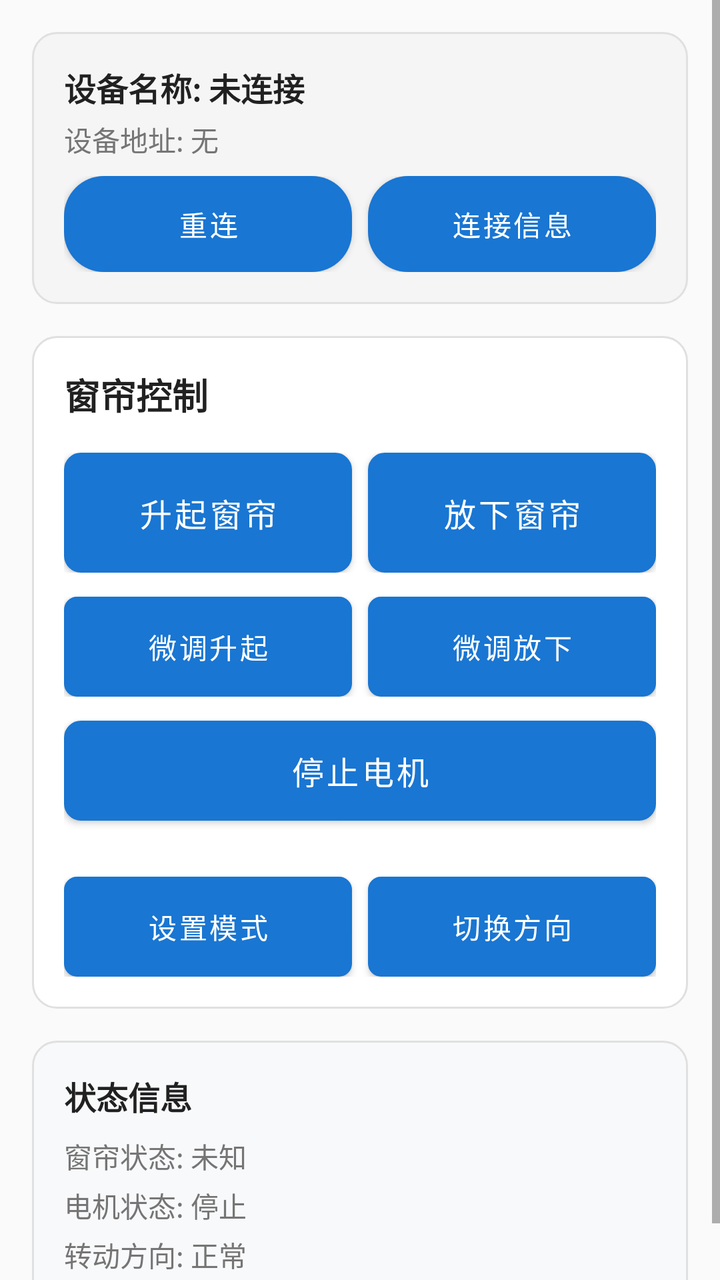
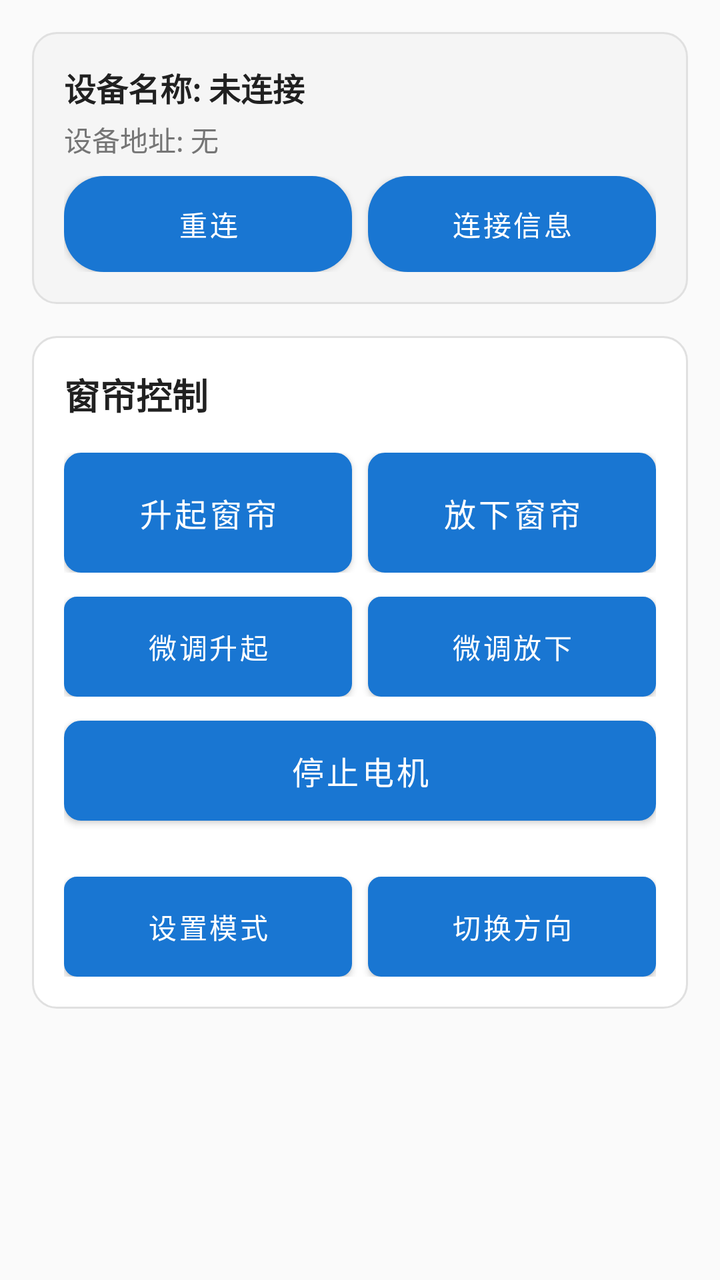

Two renders of the same Android screen: before a commit and after it. Below are the layout's source before the change and the commit's diff.
<!-- AndroidManifest.xml: application theme Theme.RollerBlindController -->
<!-- res/layout/activity_main.xml -->
<?xml version="1.0" encoding="utf-8"?>
<ScrollView xmlns:android="http://schemas.android.com/apk/res/android"
    xmlns:app="http://schemas.android.com/apk/res-auto"
    android:layout_width="match_parent"
    android:layout_height="match_parent"
    android:background="@color/background_color">

    <LinearLayout
        android:layout_width="match_parent"
        android:layout_height="wrap_content"
        android:orientation="vertical"
        android:padding="16dp">

        
        <LinearLayout
            android:layout_width="match_parent"
            android:layout_height="wrap_content"
            android:background="@drawable/device_info_background"
            android:orientation="vertical"
            android:padding="16dp"
            android:layout_marginBottom="16dp">

            <TextView
                android:id="@+id/tv_device_name"
                android:layout_width="match_parent"
                android:layout_height="wrap_content"
                android:text="设备名称: 未连接"
                android:textColor="@color/text_primary"
                android:textSize="16sp"
                android:textStyle="bold" />

            <TextView
                android:id="@+id/tv_device_address"
                android:layout_width="match_parent"
                android:layout_height="wrap_content"
                android:text="设备地址: 无"
                android:textColor="@color/text_secondary"
                android:textSize="14sp"
                android:layout_marginTop="4dp" />

            <LinearLayout
                android:layout_width="match_parent"
                android:layout_height="wrap_content"
                android:orientation="horizontal"
                android:layout_marginTop="8dp">

                <Button
                    android:id="@+id/btn_reconnect"
                    android:layout_width="0dp"
                    android:layout_height="wrap_content"
                    android:layout_weight="1"
                    android:layout_marginEnd="8dp"
                    android:text="重连"
                    android:background="@drawable/button_background_default" />

                <Button
                    android:id="@+id/btn_phy_info"
                    android:layout_width="0dp"
                    android:layout_height="wrap_content"
                    android:layout_weight="1"
                    android:text="连接信息"
                    android:background="@drawable/button_background_default" />

            </LinearLayout>

        </LinearLayout>

        
        <LinearLayout
            android:layout_width="match_parent"
            android:layout_height="wrap_content"
            android:background="@drawable/control_background"
            android:orientation="vertical"
            android:padding="16dp"
            android:layout_marginBottom="16dp">

            <TextView
                android:layout_width="match_parent"
                android:layout_height="wrap_content"
                android:text="窗帘控制"
                android:textColor="@color/text_primary"
                android:textSize="18sp"
                android:textStyle="bold"
                android:layout_marginBottom="16dp" />

            
            <LinearLayout
                android:layout_width="match_parent"
                android:layout_height="wrap_content"
                android:orientation="vertical"
                android:layout_marginBottom="16dp">

                
                <LinearLayout
                    android:layout_width="match_parent"
                    android:layout_height="wrap_content"
                    android:orientation="horizontal"
                    android:layout_marginBottom="12dp">

                    <Button
                        android:id="@+id/btn_curtain_up"
                        android:layout_width="0dp"
                        android:layout_height="60dp"
                        android:layout_weight="1"
                        android:layout_marginEnd="8dp"
                        android:text="升起窗帘"
                        android:textSize="16sp"
                        android:background="@drawable/button_background_up" />

                    <Button
                        android:id="@+id/btn_curtain_down"
                        android:layout_width="0dp"
                        android:layout_height="60dp"
                        android:layout_weight="1"
                        android:text="放下窗帘"
                        android:textSize="16sp"
                        android:background="@drawable/button_background_down" />

                </LinearLayout>

                
                <LinearLayout
                    android:layout_width="match_parent"
                    android:layout_height="wrap_content"
                    android:orientation="horizontal"
                    android:layout_marginBottom="12dp">

                    <Button
                        android:id="@+id/btn_curtain_left"
                        android:layout_width="0dp"
                        android:layout_height="50dp"
                        android:layout_weight="1"
                        android:layout_marginEnd="8dp"
                        android:text="微调升起"
                        android:textSize="14sp"
                        android:background="@drawable/button_background_left" />

                    <Button
                        android:id="@+id/btn_curtain_right"
                        android:layout_width="0dp"
                        android:layout_height="50dp"
                        android:layout_weight="1"
                        android:text="微调放下"
                        android:textSize="14sp"
                        android:background="@drawable/button_background_right" />

                </LinearLayout>

                
                <Button
                    android:id="@+id/btn_curtain_stop"
                    android:layout_width="match_parent"
                    android:layout_height="50dp"
                    android:text="停止电机"
                    android:textSize="16sp"
                    android:background="@drawable/button_background_stop"
                    android:layout_marginBottom="12dp" />

            </LinearLayout>

            
            <LinearLayout
                android:layout_width="match_parent"
                android:layout_height="wrap_content"
                android:orientation="horizontal">

                <Button
                    android:id="@+id/btn_curtain_set"
                    android:layout_width="0dp"
                    android:layout_height="50dp"
                    android:layout_weight="1"
                    android:layout_marginEnd="8dp"
                    android:text="设置模式"
                    android:textSize="14sp"
                    android:background="@drawable/button_background_set" />

                <Button
                    android:id="@+id/btn_curtain_direction"
                    android:layout_width="0dp"
                    android:layout_height="50dp"
                    android:layout_weight="1"
                    android:text="切换方向"
                    android:textSize="14sp"
                    android:background="@drawable/button_background_direction" />

            </LinearLayout>

        </LinearLayout>

        
        <LinearLayout
            android:layout_width="match_parent"
            android:layout_height="wrap_content"
            android:background="@drawable/status_background"
            android:orientation="vertical"
            android:padding="16dp">

            <TextView
                android:layout_width="match_parent"
                android:layout_height="wrap_content"
                android:text="状态信息"
                android:textColor="@color/text_primary"
                android:textSize="16sp"
                android:textStyle="bold"
                android:layout_marginBottom="8dp" />

            <TextView
                android:id="@+id/tv_curtain_status"
                android:layout_width="match_parent"
                android:layout_height="wrap_content"
                android:text="窗帘状态: 未知"
                android:textColor="@color/text_secondary"
                android:textSize="14sp" />

            <TextView
                android:id="@+id/tv_motor_status"
                android:layout_width="match_parent"
                android:layout_height="wrap_content"
                android:text="电机状态: 停止"
                android:textColor="@color/text_secondary"
                android:textSize="14sp"
                android:layout_marginTop="4dp" />

            <TextView
                android:id="@+id/tv_direction_status"
                android:layout_width="match_parent"
                android:layout_height="wrap_content"
                android:text="转动方向: 正常"
                android:textColor="@color/text_secondary"
                android:textSize="14sp"
                android:layout_marginTop="4dp" />

        </LinearLayout>

    </LinearLayout>

</ScrollView>
<!-- resources referenced by this layout -->
<resources>
  <color name="background_color">#FAFAFA</color>
  <color name="text_primary">#212121</color>
  <color name="text_secondary">#757575</color>
  <!-- drawable button_background_default (drawable) -->
  <shape xmlns:android="http://schemas.android.com/apk/res/android">
      <solid android:color="@color/button_blue" />
      <corners android:radius="@dimen/button_corner" />
  </shape>
  <!-- drawable button_background_set (drawable) -->
  <?xml version="1.0" encoding="utf-8"?>
  <selector xmlns:android="http://schemas.android.com/apk/res/android">
      <item android:state_pressed="true">
          <shape android:shape="rectangle">
              <solid android:color="#FF9800" />
              <corners android:radius="6dp" />
              <stroke android:width="2dp" android:color="#F57C00" />
          </shape>
      </item>
      <item>
          <shape android:shape="rectangle">
              <solid android:color="#FFB74D" />
              <corners android:radius="6dp" />
              <stroke android:width="1dp" android:color="#FF9800" />
          </shape>
      </item>
  </selector>
  <!-- drawable button_background_stop (drawable) -->
  <?xml version="1.0" encoding="utf-8"?>
  <selector xmlns:android="http://schemas.android.com/apk/res/android">
      <item android:state_pressed="true">
          <shape android:shape="rectangle">
              <solid android:color="#F44336" />
              <corners android:radius="8dp" />
              <stroke android:width="2dp" android:color="#D32F2F" />
          </shape>
      </item>
      <item>
          <shape android:shape="rectangle">
              <solid android:color="#EF5350" />
              <corners android:radius="8dp" />
              <stroke android:width="1dp" android:color="#F44336" />
          </shape>
      </item>
  </selector>
  <!-- drawable button_background_up (drawable) -->
  <?xml version="1.0" encoding="utf-8"?>
  <selector xmlns:android="http://schemas.android.com/apk/res/android">
      <item android:state_pressed="true">
          <shape android:shape="rectangle">
              <solid android:color="#4CAF50" />
              <corners android:radius="8dp" />
              <stroke android:width="2dp" android:color="#388E3C" />
          </shape>
      </item>
      <item>
          <shape android:shape="rectangle">
              <solid android:color="#66BB6A" />
              <corners android:radius="8dp" />
              <stroke android:width="1dp" android:color="#4CAF50" />
          </shape>
      </item>
  </selector>
  <!-- drawable control_background (drawable) -->
  <?xml version="1.0" encoding="utf-8"?>
  <shape xmlns:android="http://schemas.android.com/apk/res/android"
      android:shape="rectangle">
      <solid android:color="#FFFFFF" />
      <corners android:radius="12dp" />
      <stroke android:width="1dp" android:color="#E0E0E0" />
  </shape>
  <!-- drawable device_info_background (drawable) -->
  <?xml version="1.0" encoding="utf-8"?>
  <shape xmlns:android="http://schemas.android.com/apk/res/android"
      android:shape="rectangle">
      <solid android:color="#F5F5F5" />
      <corners android:radius="12dp" />
      <stroke android:width="1dp" android:color="#E0E0E0" />
  </shape>
  <!-- drawable status_background (drawable) -->
  <?xml version="1.0" encoding="utf-8"?>
  <shape xmlns:android="http://schemas.android.com/apk/res/android"
      android:shape="rectangle">
      <solid android:color="#F8F9FA" />
      <corners android:radius="12dp" />
      <stroke android:width="1dp" android:color="#E0E0E0" />
  </shape>
  <color name="button_blue">@color/accent_color</color>
  <dimen name="button_corner">20dp</dimen>
  <color name="primary_color">#1976D2</color>
  <color name="accent_color">#2196F3</color>
  <!-- unchanged entries left out for length: 5 -->
</resources>

<!-- the commit's change to res/layout/activity_main.xml (unified diff, before → after) -->
@@ -193,6 +193,7 @@
             android:layout_height="wrap_content"
             android:background="@drawable/status_background"
             android:orientation="vertical"
+            android:visibility="gone"
             android:padding="16dp">
 
             <TextView
